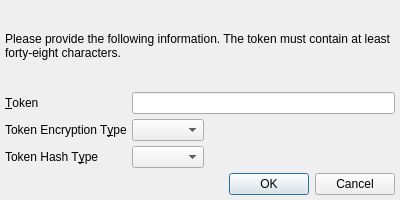
xloem/spot-on-svn, file UI/adaptiveechoprompt.ui: the form before one commit.
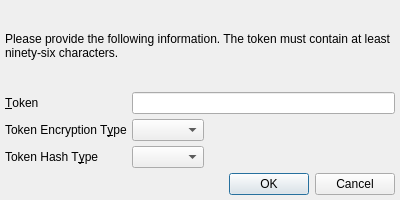
The form after the commit. Icons and pictures are not drawn.

Commit message: Added information text labels. Added missing goto.

Patch:
```diff
--- a/UI/adaptiveechoprompt.ui
+++ b/UI/adaptiveechoprompt.ui
@@ -24,7 +24,7 @@
    <item>
     <widget class="QLabel" name="message">
      <property name="text">
-      <string>Please provide the following information. The token must contain at least forty-eight characters.</string>
+      <string>Please provide the following information. The token must contain at least ninety-six characters.</string>
      </property>
      <property name="wordWrap">
       <bool>true</bool>
```
The commit also changes 3 other files.
